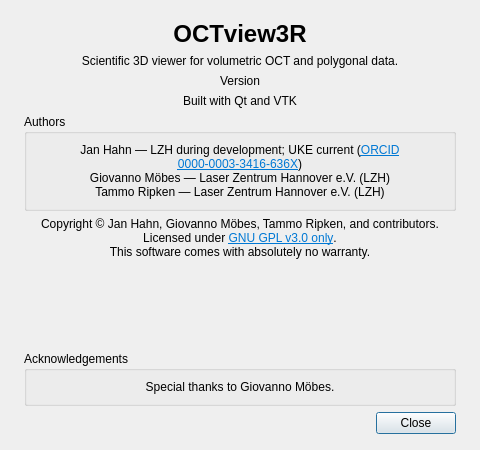
Above: OCTview3R/aboutdialog.ui from janlazer/UKE-OCTview3R before the change. Below: the same form after it.
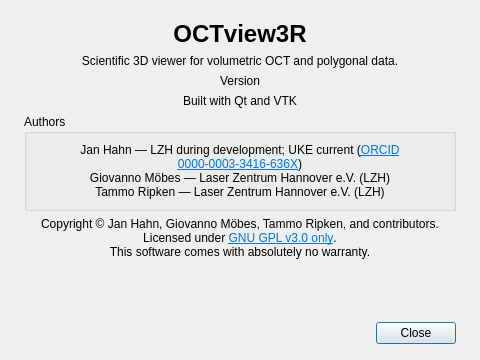
That is the form after the change.

```diff
--- a/OCTview3R/aboutdialog.ui
+++ b/OCTview3R/aboutdialog.ui
@@ -7,13 +7,13 @@
     <x>0</x>
     <y>0</y>
     <width>480</width>
-    <height>450</height>
+    <height>360</height>
    </rect>
   </property>
   <property name="minimumSize">
    <size>
     <width>440</width>
-    <height>420</height>
+    <height>340</height>
    </size>
   </property>
   <property name="windowTitle">
@@ -139,28 +139,6 @@
      </property>
     </spacer>
    </item>
-   <item>
-    <widget class="QGroupBox" name="acknowledgementsGroup">
-     <property name="title">
-      <string>Acknowledgements</string>
-     </property>
-     <layout class="QVBoxLayout" name="acknowledgementsLayout">
-      <item>
-       <widget class="QLabel" name="thanksLabel">
-        <property name="text">
-         <string>Special thanks to Giovanno Möbes.</string>
-        </property>
-        <property name="alignment">
-         <set>Qt::AlignCenter</set>
-        </property>
-        <property name="wordWrap">
-         <bool>true</bool>
-        </property>
-       </widget>
-      </item>
-     </layout>
-    </widget>
-   </item>
    <item>
     <widget class="QDialogButtonBox" name="buttonBox">
      <property name="orientation">
```
